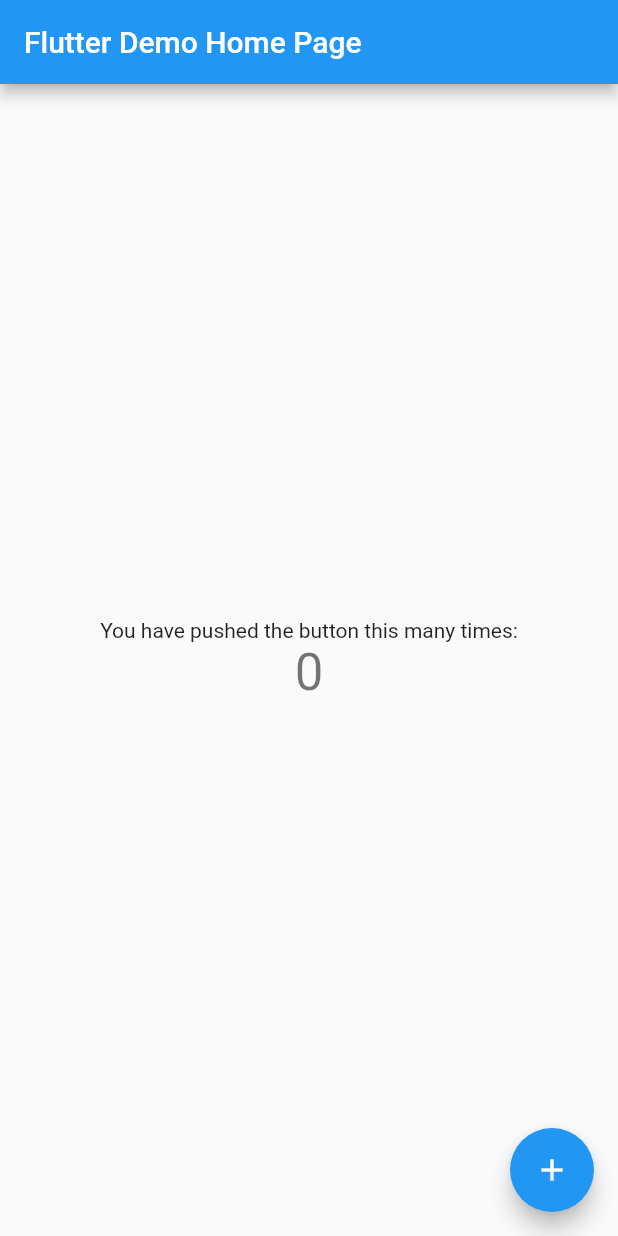
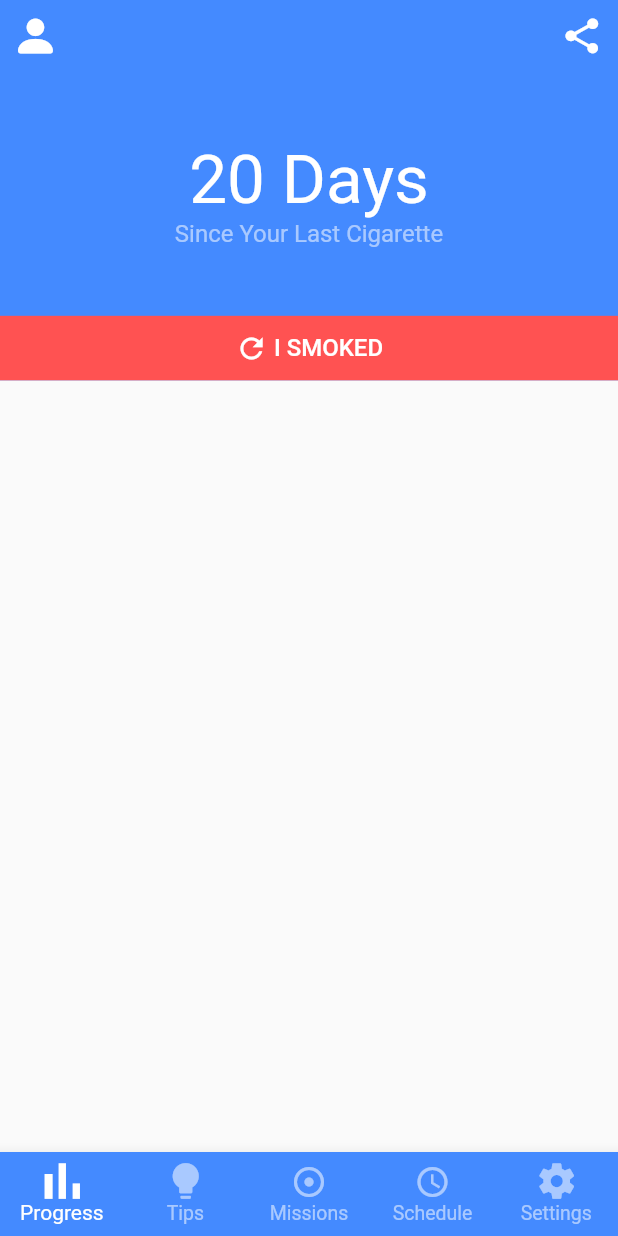
Before and after one commit to Negm101/Quit-Smoking-App, a Flutter app: the screen it shows after launch, on a phone screen of 412 x 824 dp. Run offline on Flutter 3.47's test engine with Material 2 defaults, Android fonts, the phone set to English and light mode, and no system bars.

Commit message:
added screens and icons

```diff
--- /dev/null
+++ b/lib/custom_icons.dart
@@ -0,0 +1,37 @@
+/// Flutter icons CustomIcons
+/// Copyright (C) 2020 by original authors @ fluttericon.com, fontello.com
+/// This font was generated by FlutterIcon.com, which is derived from Fontello.
+///
+/// To use this font, place it in your fonts/ directory and include the
+/// following in your pubspec.yaml
+///
+/// flutter:
+///   fonts:
+///    - family:  CustomIcons
+///      fonts:
+///       - asset: fonts/CustomIcons.ttf
+///
+///
+///
+import 'package:flutter/widgets.dart';
+
+class CustomIcons {
+  CustomIcons._();
+
+  static const _kFontFam = 'CustomIcons';
+  static const _kFontPkg = null;
+
+  static const IconData content_copy = IconData(0xe800, fontFamily: _kFontFam, fontPackage: _kFontPkg);
+  static const IconData person_add = IconData(0xe801, fontFamily: _kFontFam, fontPackage: _kFontPkg);
+  static const IconData remove_red_eye = IconData(0xe802, fontFamily: _kFontFam, fontPackage: _kFontPkg);
+  static const IconData relapsed = IconData(0xe803, fontFamily: _kFontFam, fontPackage: _kFontPkg);
+  static const IconData money = IconData(0xe804, fontFamily: _kFontFam, fontPackage: _kFontPkg);
+  static const IconData life_regained = IconData(0xe805, fontFamily: _kFontFam, fontPackage: _kFontPkg);
+  static const IconData cigareette = IconData(0xe806, fontFamily: _kFontFam, fontPackage: _kFontPkg);
+  static const IconData share = IconData(0xe807, fontFamily: _kFontFam, fontPackage: _kFontPkg);
+  static const IconData profile = IconData(0xe808, fontFamily: _kFontFam, fontPackage: _kFontPkg);
+  static const IconData progress = IconData(0xe80a, fontFamily: _kFontFam, fontPackage: _kFontPkg);
+  static const IconData schedule = IconData(0xe80b, fontFamily: _kFontFam, fontPackage: _kFontPkg);
+  static const IconData settings = IconData(0xe80c, fontFamily: _kFontFam, fontPackage: _kFontPkg);
+  static const IconData tips = IconData(0xe80d, fontFamily: _kFontFam, fontPackage: _kFontPkg);
+}
--- a/lib/main.dart
+++ b/lib/main.dart
@@ -1,117 +1,93 @@
+/*
+* This the main, it contains the bottom navigation bar and the container for other screens.
+* Better to run this program on the resolution 720 x 1280: xhdpi as the front UI is built to work best with it
+* For now this file doesn't need any changes
+* */
+
 import 'package:flutter/material.dart';
-
-void main() {
-  runApp(MyApp());
-}
+import 'package:quit_smoking_app/custom_icons.dart';
+import 'package:quit_smoking_app/screens/missions.dart';
+import 'package:quit_smoking_app/screens/progress.dart';
+import 'package:quit_smoking_app/screens/schedule.dart';
+import 'package:quit_smoking_app/screens/settings.dart';
+import 'package:quit_smoking_app/screens/tips.dart';
+void main() => runApp(MyApp());
 
 class MyApp extends StatelessWidget {
-  // This widget is the root of your application.
+  static const String _title = 'Quit Smoking App';
+
   @override
   Widget build(BuildContext context) {
     return MaterialApp(
-      title: 'Flutter Demo',
-      theme: ThemeData(
-        // This is the theme of your application.
-        //
-        // Try running your application with "flutter run". You'll see the
-        // application has a blue toolbar. Then, without quitting the app, try
-        // changing the primarySwatch below to Colors.green and then invoke
-        // "hot reload" (press "r" in the console where you ran "flutter run",
-        // or simply save your changes to "hot reload" in a Flutter IDE).
-        // Notice that the counter didn't reset back to zero; the application
-        // is not restarted.
-        primarySwatch: Colors.blue,
-        // This makes the visual density adapt to the platform that you run
-        // the app on. For desktop platforms, the controls will be smaller and
-        // closer together (more dense) than on mobile platforms.
-        visualDensity: VisualDensity.adaptivePlatformDensity,
-      ),
-      home: MyHomePage(title: 'Flutter Demo Home Page'),
+      title: _title,
+      home: MyStatefulWidget(),
     );
   }
 }
 
-class MyHomePage extends StatefulWidget {
-  MyHomePage({Key key, this.title}) : super(key: key);
-
-  // This widget is the home page of your application. It is stateful, meaning
-  // that it has a State object (defined below) that contains fields that affect
-  // how it looks.
-
-  // This class is the configuration for the state. It holds the values (in this
-  // case the title) provided by the parent (in this case the App widget) and
-  // used by the build method of the State. Fields in a Widget subclass are
-  // always marked "final".
-
-  final String title;
+class MyStatefulWidget extends StatefulWidget {
+  MyStatefulWidget({Key key}) : super(key: key);
 
   @override
-  _MyHomePageState createState() => _MyHomePageState();
+  _MyStatefulWidgetState createState() => _MyStatefulWidgetState();
 }
 
-class _MyHomePageState extends State<MyHomePage> {
-  int _counter = 0;
+class _MyStatefulWidgetState extends State<MyStatefulWidget> {
+  int _selectedIndex = 0;
+  static List<Widget> _widgetOptions = <Widget>[
+    ProgressContainerScreen(),
+    TipsContainerScreen(),
+    MissionsContainerScreen(),
+    ScheduleContainerScreen(),
+    SettingsContainerScreen(),
+  ];
 
-  void _incrementCounter() {
+  void _onItemTapped(int index) {
     setState(() {
-      // This call to setState tells the Flutter framework that something has
-      // changed in this State, which causes it to rerun the build method below
-      // so that the display can reflect the updated values. If we changed
-      // _counter without calling setState(), then the build method would not be
-      // called again, and so nothing would appear to happen.
-      _counter++;
+      _selectedIndex = index;
     });
   }
 
   @override
   Widget build(BuildContext context) {
-    // This method is rerun every time setState is called, for instance as done
-    // by the _incrementCounter method above.
-    //
-    // The Flutter framework has been optimized to make rerunning build methods
-    // fast, so that you can just rebuild anything that needs updating rather
-    // than having to individually change instances of widgets.
-    return Scaffold(
-      appBar: AppBar(
-        // Here we take the value from the MyHomePage object that was created by
-        // the App.build method, and use it to set our appbar title.
-        title: Text(widget.title),
-      ),
-      body: Center(
-        // Center is a layout widget. It takes a single child and positions it
-        // in the middle of the parent.
-        child: Column(
-          // Column is also a layout widget. It takes a list of children and
-          // arranges them vertically. By default, it sizes itself to fit its
-          // children horizontally, and tries to be as tall as its parent.
-          //
-          // Invoke "debug painting" (press "p" in the console, choose the
-          // "Toggle Debug Paint" action from the Flutter Inspector in Android
-          // Studio, or the "Toggle Debug Paint" command in Visual Studio Code)
-          // to see the wireframe for each widget.
-          //
-          // Column has various properties to control how it sizes itself and
-          // how it positions its children. Here we use mainAxisAlignment to
-          // center the children vertically; the main axis here is the vertical
-          // axis because Columns are vertical (the cross axis would be
-          // horizontal).
-          mainAxisAlignment: MainAxisAlignment.center,
-          children: <Widget>[
-            Text(
-              'You have pushed the button this many times:',
+    const TextStyle textStyle = TextStyle(fontSize: 13.0);
+    return SafeArea(
+      child: Scaffold(
+        body: Center(
+          child: _widgetOptions.elementAt(_selectedIndex),
+        ),
+        bottomNavigationBar: BottomNavigationBar(
+          items: const <BottomNavigationBarItem>[
+            BottomNavigationBarItem(
+              icon: Icon(CustomIcons.progress),
+              title: Text('Progress', style: textStyle),
             ),
-            Text(
-              '$_counter',
-              style: Theme.of(context).textTheme.headline4,
+            BottomNavigationBarItem(
+              icon: Icon(CustomIcons.tips),
+              title: Text('Tips', style: textStyle),
+            ),
+            BottomNavigationBarItem(
+              icon: Icon(Icons.adjust),
+              title: Text('Missions', style: textStyle,),
+            ),
+            BottomNavigationBarItem(
+              icon: Icon(Icons.access_time),
+              title: Text('Schedule', style: textStyle,),
+            ),
+            BottomNavigationBarItem(
+              icon: Icon(CustomIcons.settings),
+              title: Text('Settings', style: textStyle),
             ),
           ],
+          currentIndex: _selectedIndex,
+          backgroundColor: Colors.blueAccent,
+          selectedItemColor: Colors.white,
+          unselectedItemColor: Colors.white54,
+          type: BottomNavigationBarType.fixed, // stops nav bar animation
+          unselectedLabelStyle: textStyle,
+          onTap: _onItemTapped,
         ),
       ),
-      floatingActionButton: FloatingActionButton(
-        onPressed: _incrementCounter,
-        tooltip: 'Increment',
-        child: Icon(Icons.add),
-      ), // This trailing comma makes auto-formatting nicer for build methods.
     );
   }
 }
--- /dev/null
+++ b/lib/screens/missions.dart
@@ -0,0 +1,14 @@
+import 'package:flutter/material.dart';
+
+class MissionsContainerScreen extends StatelessWidget {
+  MissionsContainerScreen();
+
+  @override
+  Widget build(BuildContext context) {
+    return new Center(
+      child: Text('Hello from Missions'),
+      /* TODO: Start writing missions here */
+    );
+
+  }
+}
--- /dev/null
+++ b/lib/screens/progress.dart
@@ -0,0 +1,75 @@
+import 'package:flutter/material.dart';
+import 'package:quit_smoking_app/custom_icons.dart';
+
+class ProgressContainerScreen extends StatelessWidget {
+  ProgressContainerScreen();
+
+  @override
+  Widget build(BuildContext context) {
+    return new Container(
+      alignment: Alignment.topCenter,
+      child:  Stack(
+        children: [
+          /* TODO: Top bar alignment*/
+          Container(
+            color: Colors.blueAccent,
+            padding: EdgeInsets.all(0),
+            height: MediaQuery.of(context).size.height/3.25,
+            child: Column(
+              crossAxisAlignment: CrossAxisAlignment.end,
+              mainAxisAlignment: MainAxisAlignment.spaceBetween,
+              children: [
+                // share and edit profile button
+                Row(
+                  mainAxisAlignment: MainAxisAlignment.spaceBetween,
+                  children: [
+                    IconButton(
+                      icon: Icon(CustomIcons.profile, color: Colors.white),
+                      padding: EdgeInsets.only(bottom: 0),
+                      onPressed: () {},
+                    ),
+                    IconButton(
+                        icon: Icon(CustomIcons.share, color: Colors.white,),
+                        padding: EdgeInsets.only(bottom: 0),
+                        onPressed: () {},
+                    )
+                  ],
+                ),
+                // days counter display
+                Container(
+                  alignment: Alignment.topCenter,
+                  child: Column(
+                    crossAxisAlignment: CrossAxisAlignment.center,
+                    mainAxisAlignment: MainAxisAlignment.center,
+                    children: [
+                      Text('20 Days', style: TextStyle(fontSize: 45, color: Colors.white),),
+                      Text('Since Your Last Cigarette', style: TextStyle(fontSize: 16, color: Colors.white54),),
+                  ],),
+                ),
+                // I smoked button
+                Container(
+                  height: 43,
+                  alignment: Alignment.bottomCenter,
+                  color: Colors.redAccent,
+                  child: FlatButton(
+                    onPressed: (){},
+                    child: Row(
+                      mainAxisAlignment: MainAxisAlignment.center,
+                      children: [
+                        Icon(Icons.refresh,color: Colors.white,size: 22,),
+                        Text(' I SMOKED', style: TextStyle(fontSize: 16, color: Colors.white),),
+                      ],
+                    ),
+                  ),
+                ),
+                /*TODO: Progress report */
+
+              ],
+            ),
+          ),
+        ],
+      ),
+    );
+
+  }
+}
--- /dev/null
+++ b/lib/screens/schedule.dart
@@ -0,0 +1,14 @@
+import 'package:flutter/material.dart';
+
+class ScheduleContainerScreen extends StatelessWidget {
+  ScheduleContainerScreen();
+
+  @override
+  Widget build(BuildContext context) {
+    return new Center(
+      child: Text('Hello from Schedule'),
+      /* TODO: Start writing Schedule here */
+    );
+
+  }
+}
--- /dev/null
+++ b/lib/screens/settings.dart
@@ -0,0 +1,14 @@
+import 'package:flutter/material.dart';
+
+class SettingsContainerScreen extends StatelessWidget {
+  SettingsContainerScreen();
+
+  @override
+  Widget build(BuildContext context) {
+    return new Center(
+      child: Text('Hello from Settings'),
+      /* TODO: Start writing Settings here */
+    );
+
+  }
+}
--- /dev/null
+++ b/lib/screens/tips.dart
@@ -0,0 +1,14 @@
+import 'package:flutter/material.dart';
+
+class TipsContainerScreen extends StatelessWidget {
+  TipsContainerScreen();
+
+  @override
+  Widget build(BuildContext context) {
+    return new Center(
+      child: Text('Hello from Tips'),
+      /* TODO: Start writing tips here */
+    );
+
+  }
+}
```
Also changed, not shown: pubspec.yaml (+4 -4 lines), assets/fonts/CustomIcons.ttf (added).
